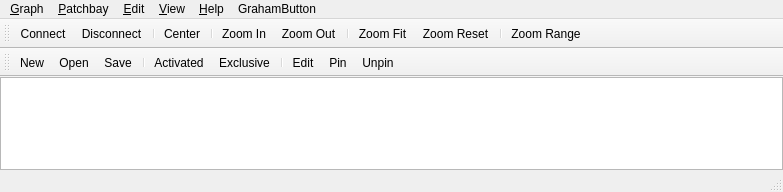
Before: the Qt Designer form src/qpwgraph_main.ui in netlinux-ai/qpwgraph, drawn with Qt 5.
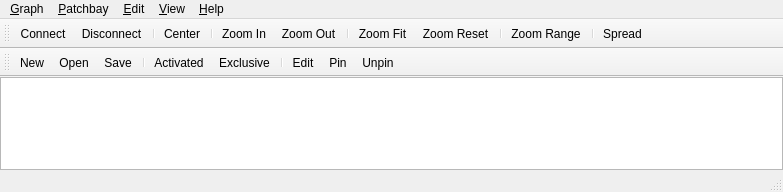
After: the same form once the commit is applied. Icons and pictures are not drawn. Custom widgets are drawn as their Qt base class.

Commit message:
Add auto-arrange nodes button to toolbar
Categorizes visible nodes into three columns by mode (sources left,
duplex/none centre, sinks right), sorted alphabetically, with undo
support. Removes the GrahamButton menu and adds a dedicated toolbar
button with a custom icon.

Diff of the .ui file:
```diff
--- a/src/qpwgraph_main.ui
+++ b/src/qpwgraph_main.ui
@@ -204,20 +204,12 @@
     <addaction name="helpAboutAction"/>
     <addaction name="helpAboutQtAction"/>
    </widget>
-   <widget class="QMenu" name="menuGrahamButton">
-    <property name="title">
-     <string>GrahamButton</string>
-    </property>
-    <addaction name="actionDunno"/>
-    <addaction name="actionSpread"/>
-   </widget>
    <addaction name="graphMenu"/>
    <addaction name="patchbayMenu"/>
    <addaction name="editMenu"/>
    <addaction name="viewMenu"/>
    <addaction name="separator"/>
    <addaction name="helpMenu"/>
-   <addaction name="menuGrahamButton"/>
   </widget>
   <widget class="QToolBar" name="graphToolbar">
    <property name="allowedAreas">
@@ -250,6 +242,8 @@
    <addaction name="viewZoomResetAction"/>
    <addaction name="separator"/>
    <addaction name="viewZoomRangeAction"/>
+   <addaction name="separator"/>
+   <addaction name="actionSpread"/>
   </widget>
   <widget class="QToolBar" name="patchbayToolbar">
    <property name="allowedAreas">
@@ -1314,6 +1308,9 @@
   </action>
   <action name="actionSpread">
    <property name="text">
+    <string>&amp;Spread</string>
+   </property>
+   <property name="iconText">
     <string>Spread</string>
    </property>
   </action>
```
Left out of the diff: 15 changed lines with no effect on the pictures. The commit also changes 6 other files.
